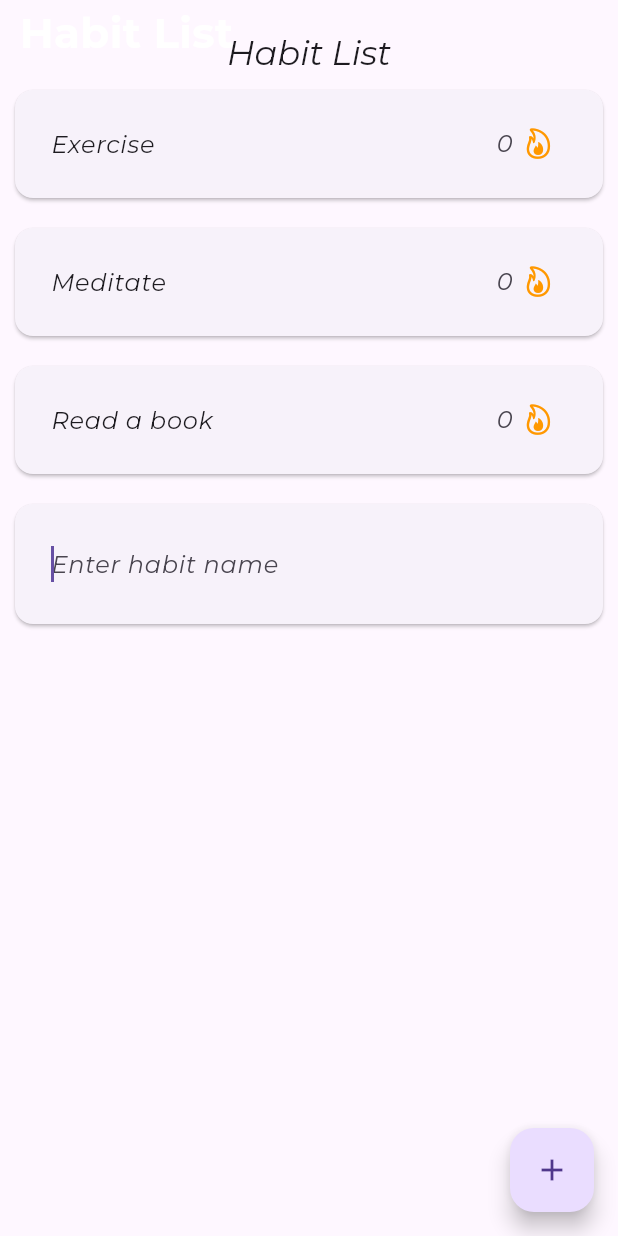
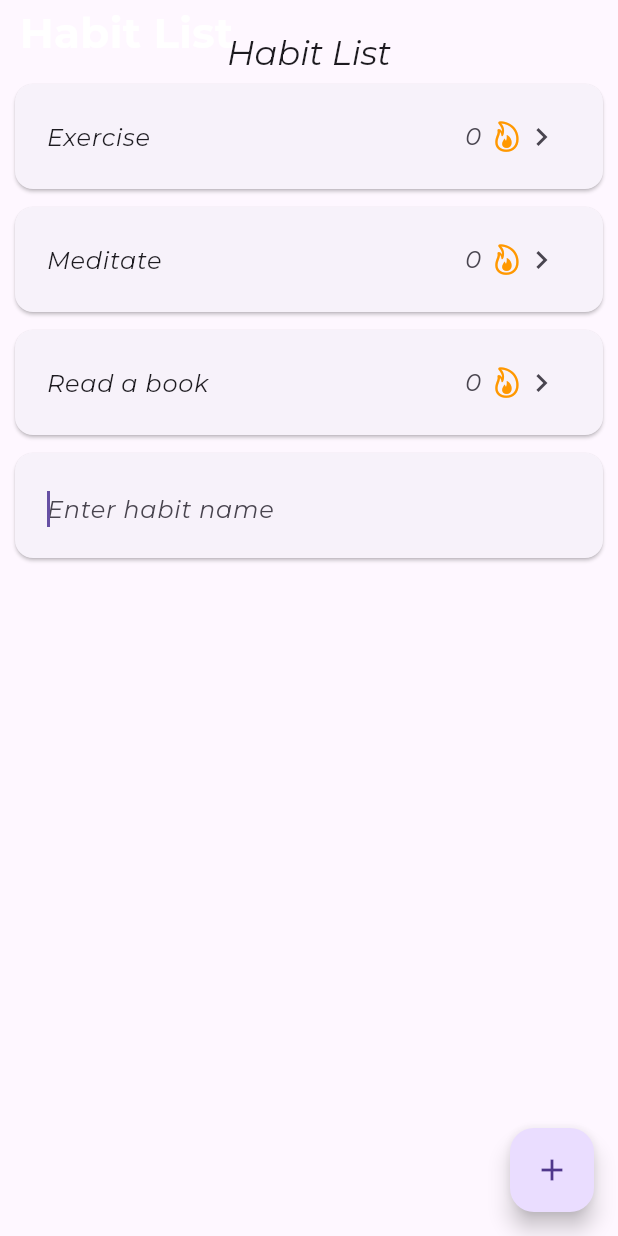
Before and after one commit to erik9876/HabitTracker-Flutter, a Flutter app: the screen it shows after launch, after a tap on the "add" icon, on a phone screen of 412 x 824 dp. Run offline on Flutter 3.47's test engine with Material 3 defaults, Android fonts, the phone set to English and light mode, and no system bars; our stand-ins replace sqflite, table_calendar; accounts and stored records are empty; project files that could hold a hidden picture were left out.

Commit message:
changed styling of habit cards in habit list

```diff
--- a/lib/components/habit_card.dart
+++ b/lib/components/habit_card.dart
@@ -10,12 +10,26 @@ class HabitCard extends StatelessWidget {
   @override
   Widget build(BuildContext context) {
     return Card(
-      margin: const EdgeInsets.all(10.0),
-      child: Padding(
-        padding: const EdgeInsets.all(8.0),
-        child: ListTile(
-          title: Text(habit.name),
-          trailing: HabitStreak(habit: habit)
+      margin: const EdgeInsets.symmetric(vertical: 6, horizontal: 10),
+      child: Container(
+        height: 70,
+        alignment: Alignment.center,
+        child: Padding(
+          padding: const EdgeInsets.all(5.0),
+          child: ListTile(
+            title: Text(habit.name),
+            trailing: SizedBox(
+              width: 100,
+              child: Row(
+                mainAxisAlignment: MainAxisAlignment.end,
+                mainAxisSize: MainAxisSize.min,
+                children: [
+                  HabitStreak(habit: habit),
+                  const Icon(Icons.chevron_right),
+                ],
+              ),
+            ),
+          ),
         ),
       ),
     );
--- a/lib/components/habit_input_card.dart
+++ b/lib/components/habit_input_card.dart
@@ -15,9 +15,12 @@ class HabitInputCard extends StatelessWidget {
   @override
   Widget build(BuildContext context) {
     return Card(
-      margin: const EdgeInsets.all(10.0),
+      margin: const EdgeInsets.symmetric(vertical: 6, horizontal: 10),
+      child: Container(
+        height: 70,
+        alignment: Alignment.center,
         child: Padding(
-        padding: const EdgeInsets.all(8.0),
+          padding: const EdgeInsets.all(5.0),
           child: ListTile(
             title: TextField(
               controller: habitNameController,
@@ -32,6 +35,7 @@ class HabitInputCard extends StatelessWidget {
             ),
           ),
         ),
+      ),
     );
   }
 }
```
Lines whose indentation alone changed are shown as unchanged.
